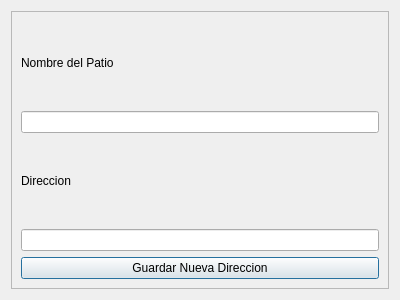
Before: the Qt Designer form ui/adress_form.ui in Rolly93/solicitud_retiro, drawn with Qt 5.
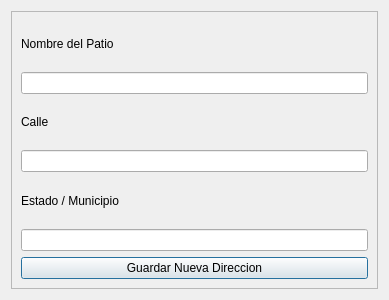
After: the same form once the commit is applied.

What changed in the file:
```diff
--- a/ui/adress_form.ui
+++ b/ui/adress_form.ui
@@ -6,7 +6,7 @@
    <rect>
     <x>0</x>
     <y>0</y>
-    <width>400</width>
+    <width>389</width>
     <height>300</height>
    </rect>
   </property>
@@ -36,12 +36,22 @@
       <item>
        <widget class="QLabel" name="lbl_direccion">
         <property name="text">
-         <string>Direccion</string>
+         <string>Calle</string>
         </property>
        </widget>
       </item>
       <item>
-       <widget class="QLineEdit" name="address_yard"/>
+       <widget class="QLineEdit" name="input_calle"/>
+      </item>
+      <item>
+       <widget class="QLabel" name="lbl_municipio">
+        <property name="text">
+         <string>Estado / Municipio</string>
+        </property>
+       </widget>
+      </item>
+      <item>
+       <widget class="QLineEdit" name="input_municipio"/>
       </item>
       <item>
        <widget class="QPushButton" name="btn_add_nAddress">
```
Left out of the diff: 10 changed lines with no effect on the pictures.
